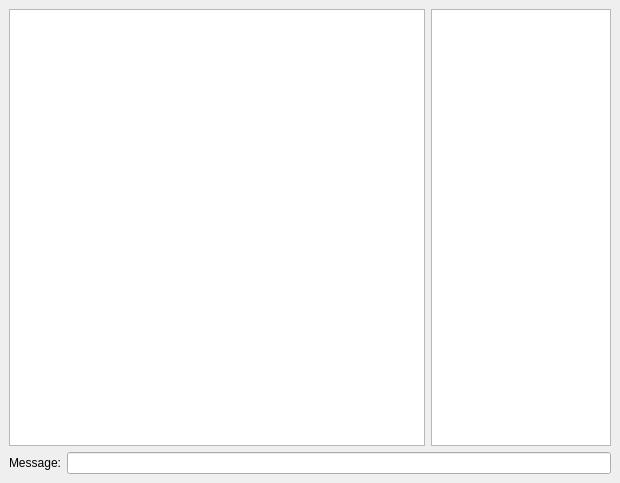
bogdyname/Freechat-Windows, file Freechat/freechat.ui: the form before one commit.
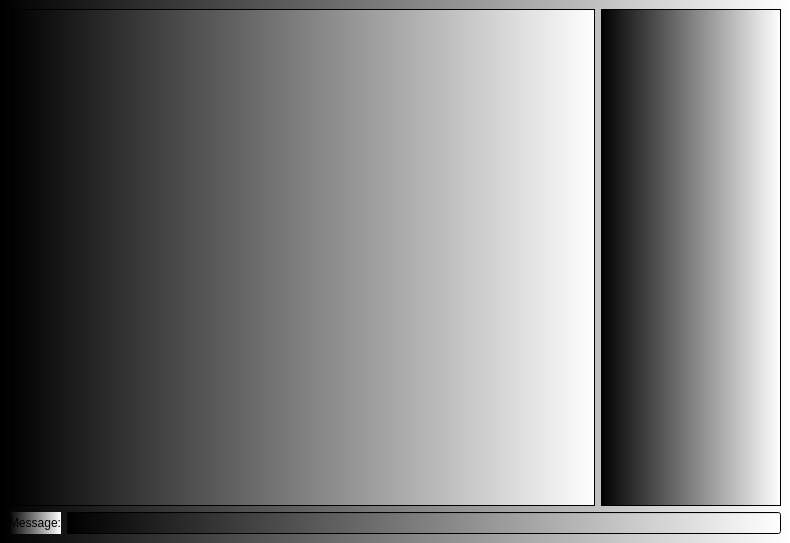
The form after the commit. Icons and pictures are not drawn.

Patch:
```diff
--- a/Freechat/freechat.ui
+++ b/Freechat/freechat.ui
@@ -6,8 +6,8 @@
    <rect>
     <x>0</x>
     <y>0</y>
-    <width>620</width>
-    <height>483</height>
+    <width>790</width>
+    <height>543</height>
    </rect>
   </property>
   <property name="windowTitle">
@@ -17,6 +17,9 @@
    <iconset>
     <normaloff>../freechat.jpg</normaloff>../freechat.jpg</iconset>
   </property>
+  <property name="styleSheet">
+   <string notr="true">background-color: qlineargradient(spread:pad, x1:0, y1:0, x2:1, y2:0, stop:0 rgba(0, 0, 0, 255), stop:1 rgba(255, 255, 255, 255));</string>
+  </property>
   <layout class="QVBoxLayout">
    <property name="spacing">
     <number>6</number>
```
